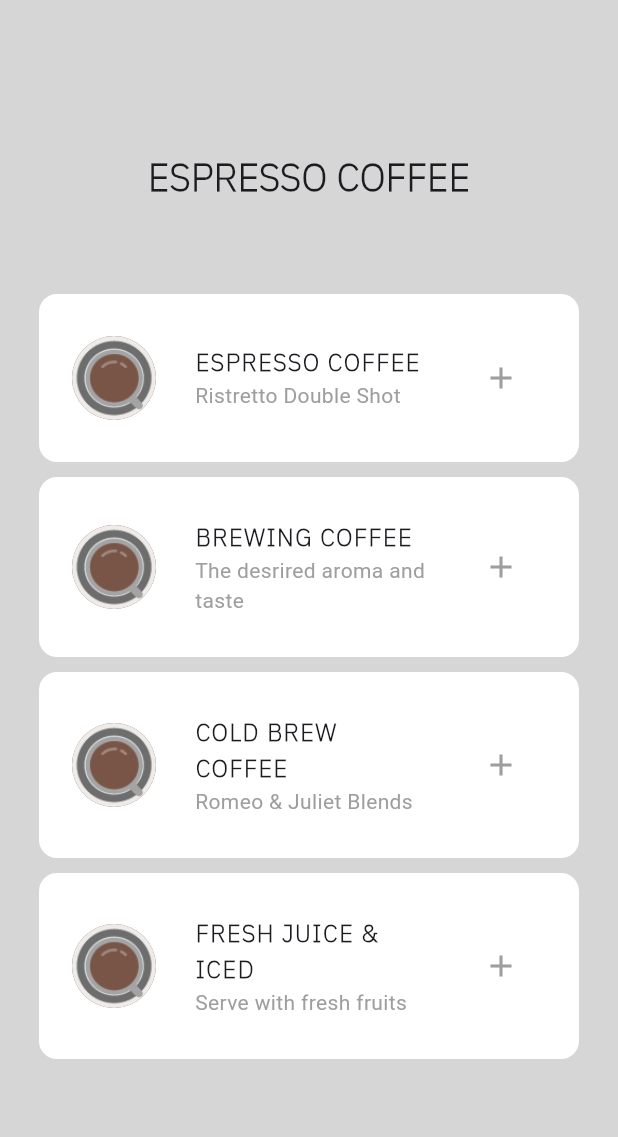
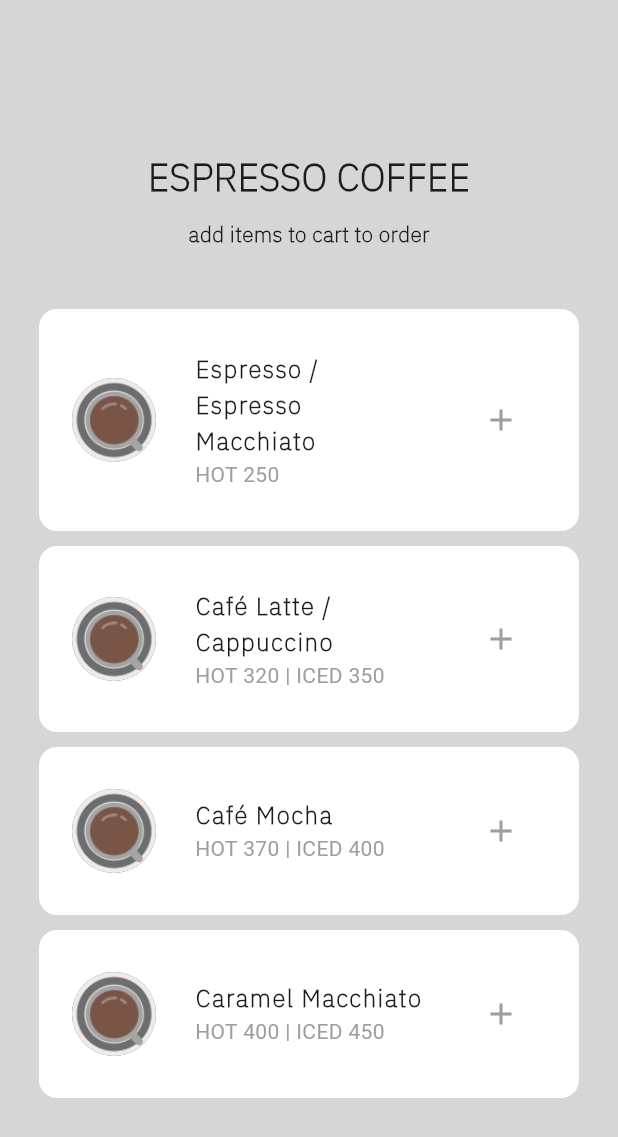
Before and after one commit to daghlas/connect_coffee_heart, a Flutter app: the MenuItemPage screen opened directly, on a phone screen of 412 x 824 dp. Shown: the top 1137 px of the screen. Run offline on Flutter 3.47's test engine with Material 3 defaults, Android fonts, the light colour scheme and no system bars; our stand-ins replace cloud_firestore, firebase_auth, firebase_core, flutter_spinkit, google_nav_bar; accounts and stored records are empty.

Commit message:
MenuItemPage - redesign

```diff
--- a/lib/models/connect_menu.dart
+++ b/lib/models/connect_menu.dart
@@ -41,6 +41,7 @@ class ConnectMenu extends ChangeNotifier {
     //     imagePath: 'assets/coffee_icon.png'),
   ];
 
+  // Espresso Coffee MenuItems
   final List<MenuItems> _espressoCoffeeList = [
     // Espresso / Espresso Macchiato
     MenuItems(
@@ -85,6 +86,9 @@ class ConnectMenu extends ChangeNotifier {
   // get coffee list
   List<Menu> get menuList => _menuList;
 
+  // get menuItems list
+  List<MenuItems> get espressoCoffeeList => _espressoCoffeeList;
+
   // get user cart
   List<Menu> get userCart => _userCart;
 
--- a/lib/screens/pages/menu_item_page.dart
+++ b/lib/screens/pages/menu_item_page.dart
@@ -1,4 +1,4 @@
-import 'package:connect_coffee/components/menu_tile.dart';
+import 'package:connect_coffee/components/menu_item_tile.dart';
 import 'package:connect_coffee/models/connect_menu.dart';
 import 'package:connect_coffee/models/menu.dart';
 import 'package:flutter/material.dart';
@@ -38,8 +38,14 @@ class _MenuPageState extends State<MenuItemPage> {
                           fontWeight: FontWeight.bold,
                           fontFamily: 'IBMPlexSans'),
                     ),
-
-                    const SizedBox(height: 50.0),
+                    const SizedBox(height: 10.0),
+                    const Text(
+                      'add items to cart to order',
+                      style: TextStyle(
+                          fontWeight: FontWeight.bold,
+                          fontFamily: 'IBMPlexSans'),
+                    ),
+                    const SizedBox(height: 30.0),
 
                     //list of menu items
                     Expanded(
@@ -47,11 +53,12 @@ class _MenuPageState extends State<MenuItemPage> {
                           itemCount: value.menuList.length,
                           itemBuilder: (context, index) {
                             // get individual menu item
-                            Menu menuItem = value.menuList[index];
+                            MenuItems menuItems =
+                                value.espressoCoffeeList[index];
 
                             // return the tile for the item
-                            return MenuTile(
-                              menu: menuItem,
+                            return MenuItemTile(
+                              menuItems: menuItems,
                               icon: const Icon(Icons.add),
                               onPressed: () {
                                 //addToCart(menuItem);
```
